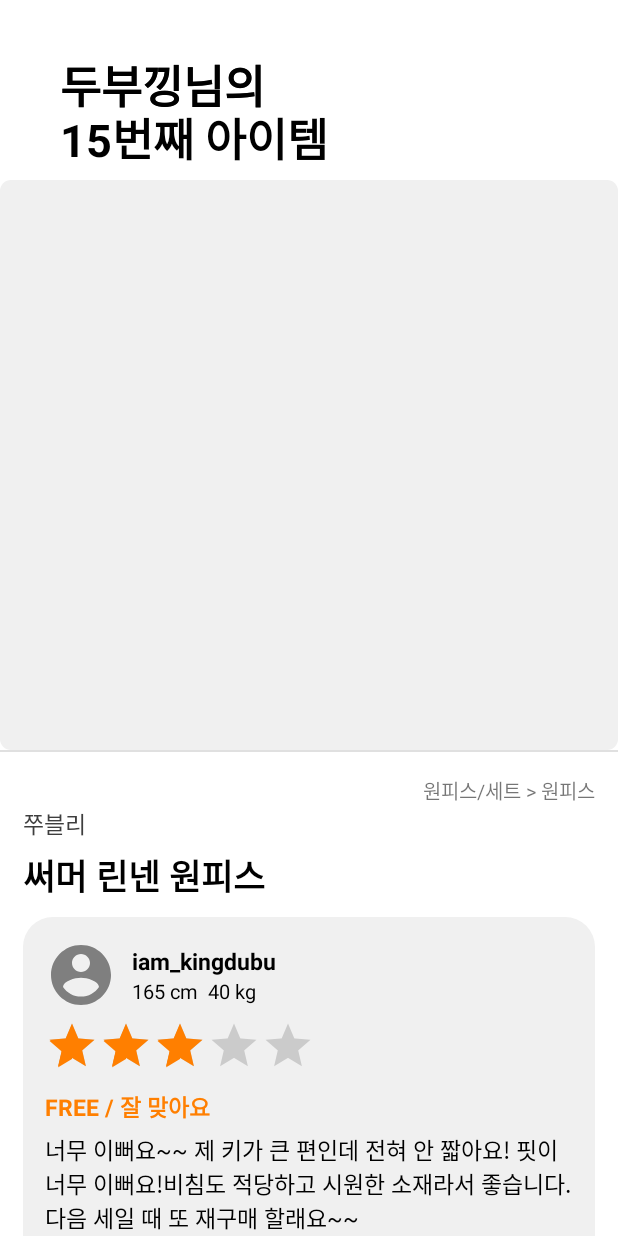
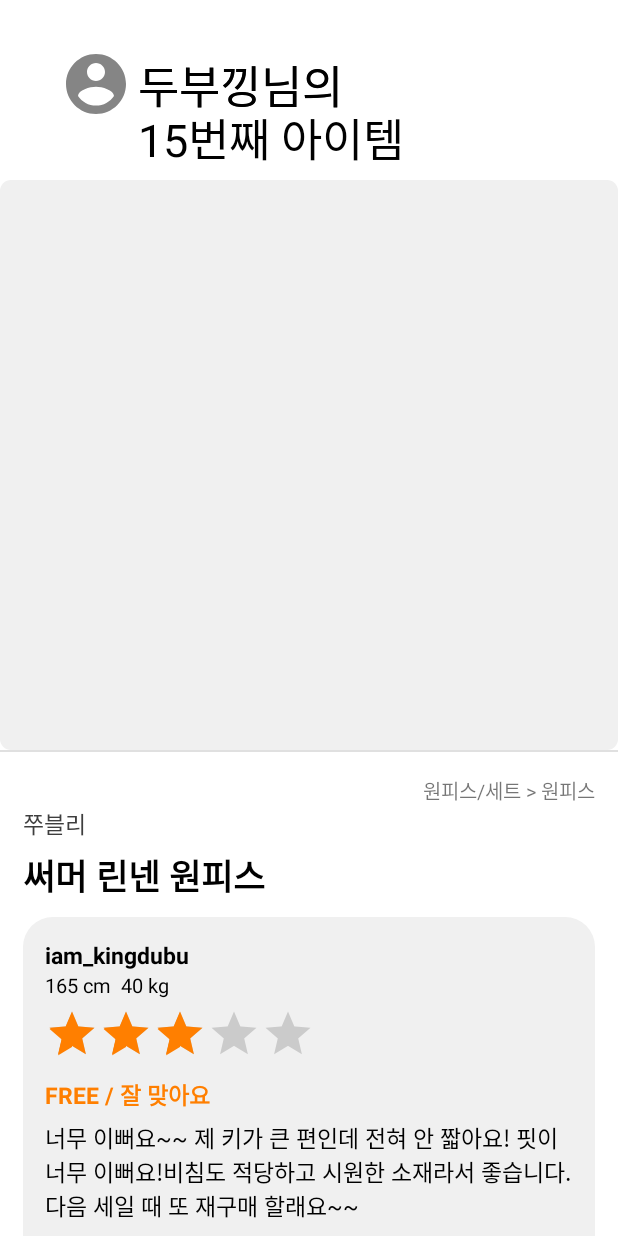
Before and after one commit to juyoung0520/BestFit, an Android app: the layout fragment_detail2.xml on its own in the app's theme, with its tools: preview values and no code run, on a phone screen of 412 x 824 dp. Run offline under Robolectric (Android 15) with nearby library versions, the phone set to English and light mode, and no system bars.

```diff
--- a/app/src/main/res/layout/fragment_detail2.xml
+++ b/app/src/main/res/layout/fragment_detail2.xml
@@ -19,7 +19,18 @@
             app:collapsedTitleTextAppearance="@style/ToolbarCollapsedTitle"
             app:expandedTitleTextAppearance="@style/ToolbarExpandedTitle"
             app:expandedTitleMarginBottom="15dp"
-            app:expandedTitleMarginStart="40dp">
+            app:expandedTitleMarginStart="92dp"
+            app:contentScrim="@color/colorWhite">
+
+            <de.hdodenhof.circleimageview.CircleImageView
+                android:id="@+id/fragment_detail_iv_profile"
+                android:layout_width="48dp"
+                android:layout_height="48dp"
+                android:src="@drawable/ic_profile_photo"
+                android:layout_marginTop="32dp"
+                android:layout_marginStart="40dp"
+                app:layout_collapseMode="parallax"
+                android:layout_marginLeft="40dp" />
 
             <androidx.appcompat.widget.Toolbar
                 android:id="@+id/fragment_detail_toolbar"
@@ -98,19 +109,11 @@
                         android:layout_height="wrap_content"
                         android:orientation="horizontal">
 
-                        <de.hdodenhof.circleimageview.CircleImageView
-                            android:id="@+id/fragment_detail_iv_profile"
-                            android:layout_width="48dp"
-                            android:layout_height="48dp"
-                            android:src="@drawable/ic_profile_photo"/>
-
                         <LinearLayout
                             android:layout_width="wrap_content"
                             android:layout_height="wrap_content"
                             android:orientation="vertical"
-                            android:layout_gravity="center_vertical"
-                            android:layout_marginStart="10dp"
-                            android:layout_marginEnd="10dp">
+                            android:layout_gravity="center_vertical">
 
                             <TextView
                                 android:id="@+id/fragment_detail_tv_nickname"
--- a/app/src/main/res/values/styles.xml
+++ b/app/src/main/res/values/styles.xml
@@ -19,7 +19,7 @@
     <style name="ToolbarExpandedTitle" parent="TextAppearance.Design.CollapsingToolbar.Expanded">
         <item name="android:textSize">30sp</item>
         <item name="android:textColor">@color/colorBlack</item>
-        <item name="android:textStyle">bold</item>
+<!--        <item name="android:textStyle">bold</item>-->
     </style>
 
     <style name="ToolbarCollapsedTitle" parent="TextAppearance.Design.CollapsingToolbar.Expanded">
```
Also changed, not shown: app/src/main/java/com/example/bestfit/DetailFragment.kt (+6 -4 lines).
